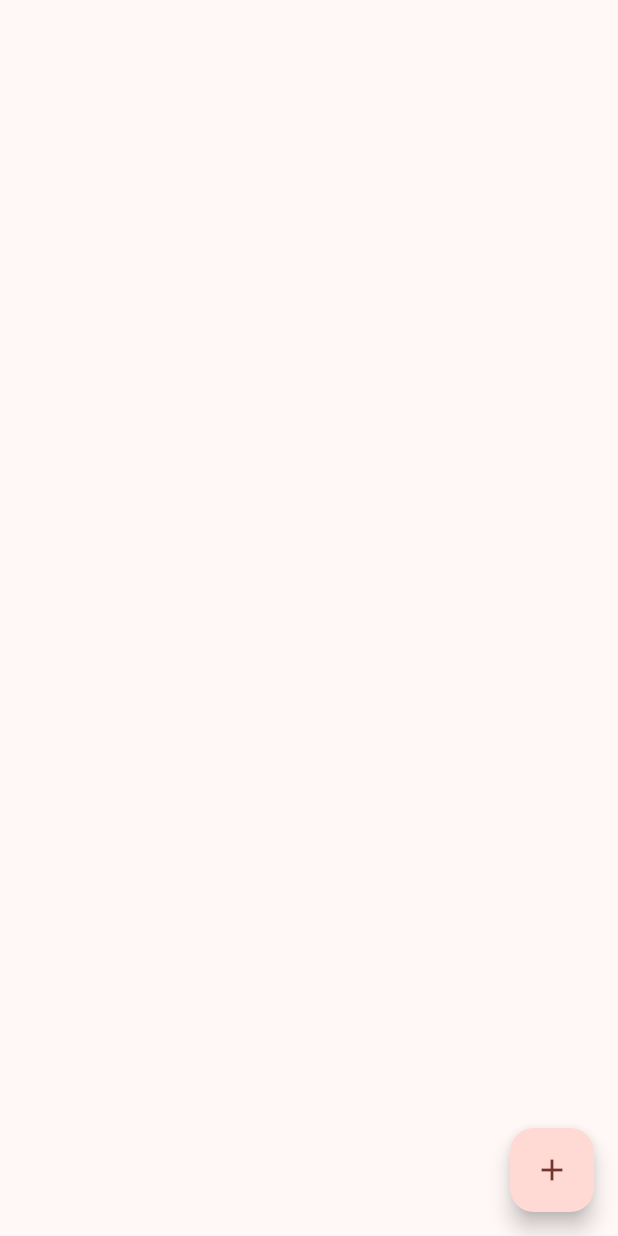
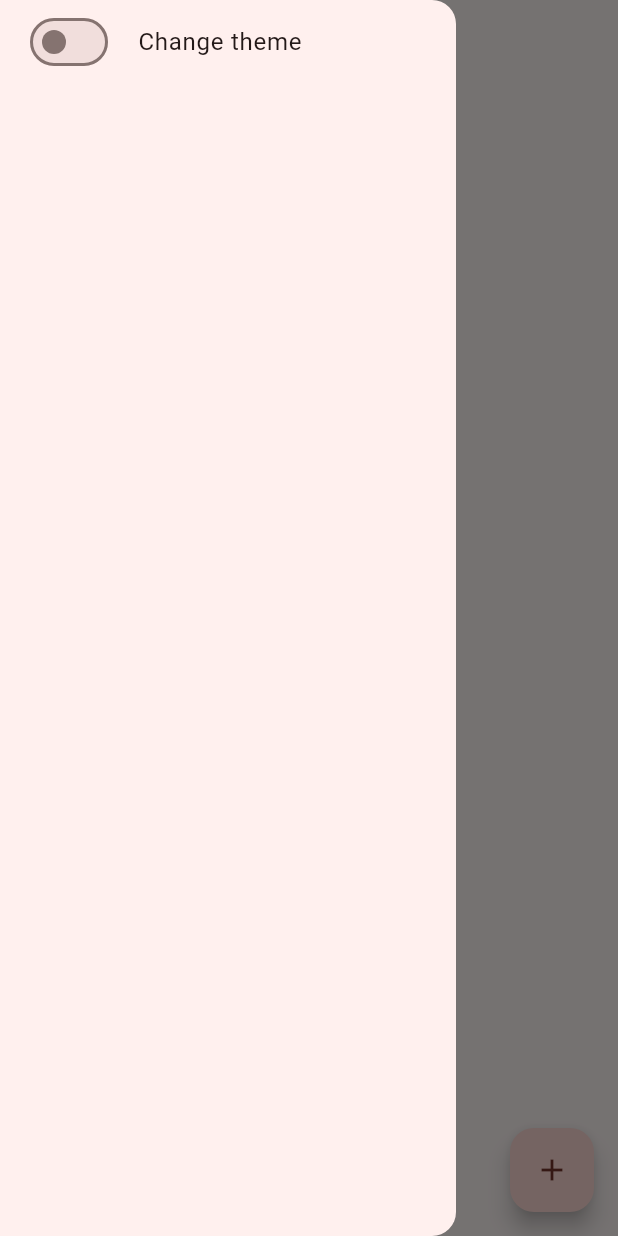
Before and after one commit to GregorySDaniel/contatos, a Flutter app: the screen it shows after launch, with the side drawer open (before the commit the screen has no drawer), on a phone screen of 412 x 824 dp. Run offline on Flutter 3.47's test engine with Material 3 defaults, Android fonts, the phone set to English and light mode, and no system bars; our stand-ins replace go_router, image_picker, sqflite; missing offline and left inert: flutter_regex; accounts and stored records are empty.

Commit message:
add: switch theme widget

```diff
--- a/lib/pages/home.dart
+++ b/lib/pages/home.dart
@@ -1,17 +1,21 @@
 import 'package:contatos/widgets/contacts_list.dart';
+import 'package:contatos/widgets/my_drawer.dart';
 import 'package:flutter/material.dart';
 import 'package:go_router/go_router.dart';
 
 class HomePage extends StatelessWidget {
   const HomePage({super.key});
+
   @override
   Widget build(BuildContext context) {
     return Scaffold(
+      drawer: MyDrawer(),
       floatingActionButton: FloatingActionButton(
         child: Icon(Icons.add),
         onPressed: () => context.push('/add'),
       ),
       body: Center(child: ContactList()),
+      appBar: AppBar(title: Text('Contact List')),
     );
   }
 }
--- /dev/null
+++ b/lib/widgets/my_drawer.dart
@@ -0,0 +1,17 @@
+import 'package:contatos/widgets/theme_switch.dart';
+import 'package:flutter/material.dart';
+
+class MyDrawer extends StatelessWidget {
+  const MyDrawer({super.key});
+
+  @override
+  Widget build(BuildContext context) {
+    return Drawer(
+      child: ListView(
+        children: [
+          ListTile(leading: ThemeSwitch(), title: Text('Change theme')),
+        ],
+      ),
+    );
+  }
+}
--- /dev/null
+++ b/lib/widgets/theme_switch.dart
@@ -0,0 +1,28 @@
+import 'package:contatos/providers/theme.dart';
+import 'package:flutter/material.dart';
+import 'package:provider/provider.dart';
+
+class ThemeSwitch extends StatefulWidget {
+  const ThemeSwitch({super.key});
+
+  @override
+  State<ThemeSwitch> createState() => _ThemeSwitchState();
+}
+
+class _ThemeSwitchState extends State<ThemeSwitch> {
+  bool light = false;
+
+  @override
+  Widget build(BuildContext context) {
+    return Switch(
+      value: light,
+      activeColor: Colors.white,
+      onChanged: (bool value) {
+        context.read<ThemeProvider>().switchTheme();
+        setState(() {
+          light = value;
+        });
+      },
+    );
+  }
+}
```
